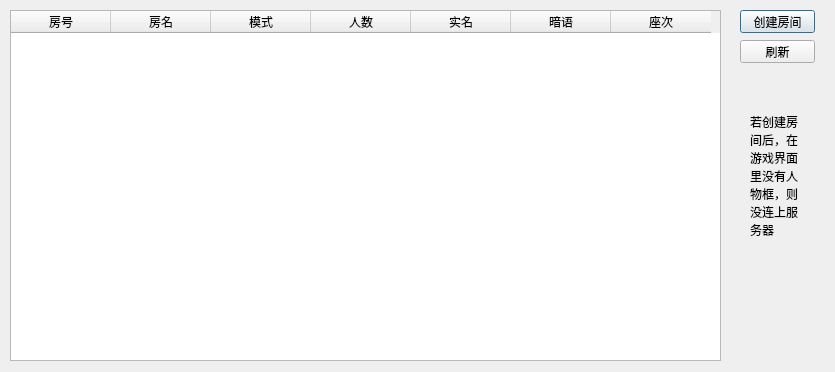
Before: the Qt Designer form client/Lobby.ui in chntujia/CodfiyAsteriatedGrailClient, drawn with Qt 5.
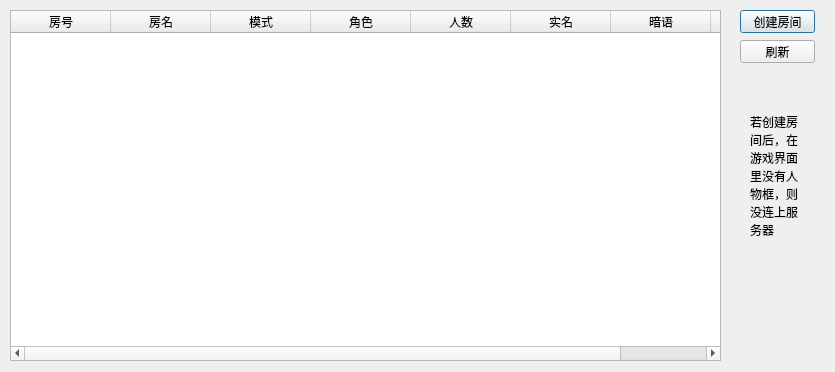
After: the same form once the commit is applied.

Patch:
```diff
--- a/client/Lobby.ui
+++ b/client/Lobby.ui
@@ -46,6 +46,11 @@
      <string>模式</string>
     </property>
    </column>
+   <column>
+    <property name="text">
+     <string>角色</string>
+    </property>
+   </column>
    <column>
     <property name="text">
      <string>人数</string>
```
